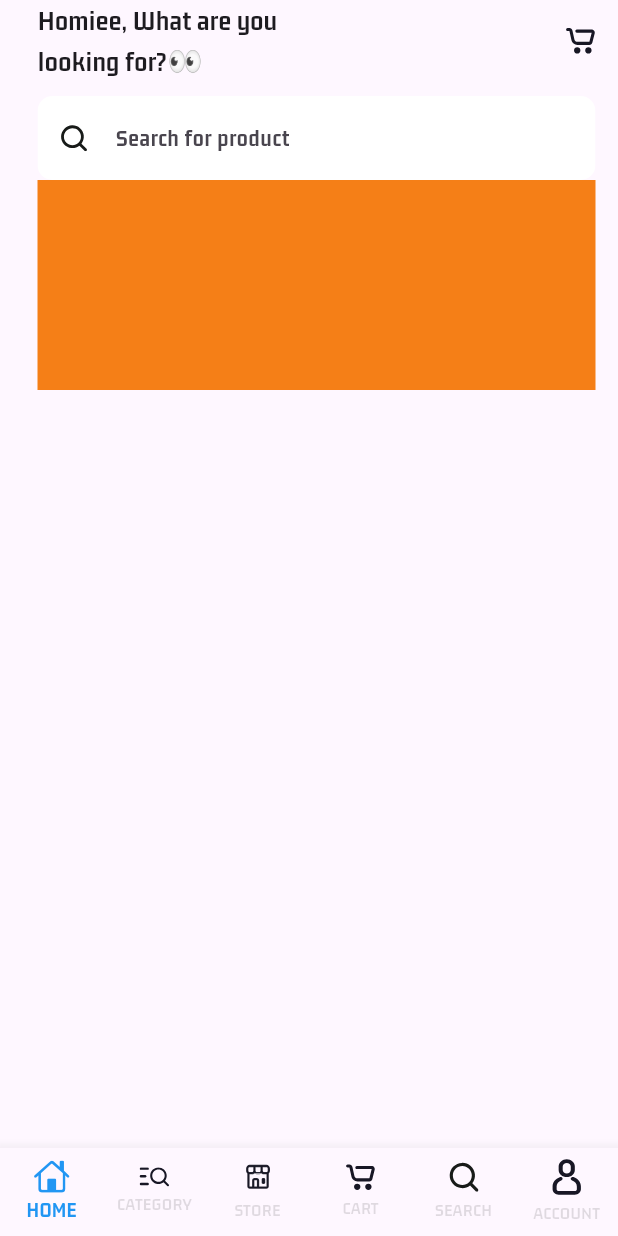
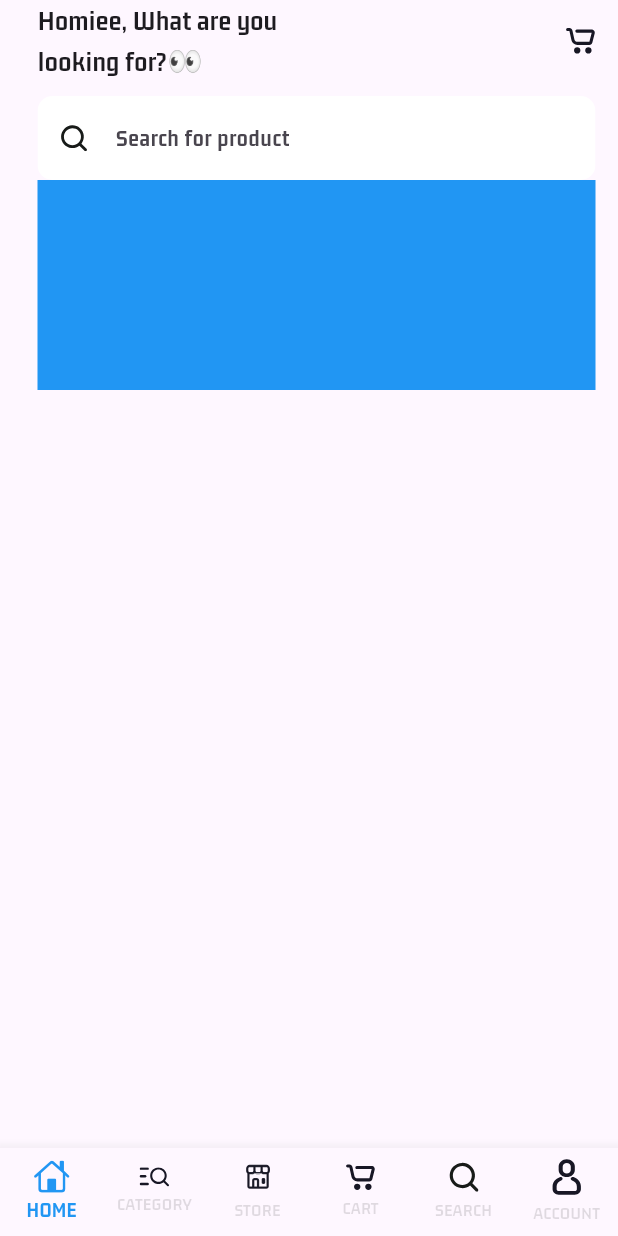
Before and after one commit to TaiNgonheng/MultiStore-Firebase, a Flutter app: the screen it shows after launch, on a phone screen of 412 x 824 dp. Run offline on Flutter 3.47's test engine with Material 3 defaults, Android fonts, the phone set to English and light mode, and no system bars; our stand-ins replace firebase_core, flutter_svg; accounts and stored records are empty.

Commit message:
bannner config

```diff
--- a/lib/views/buyers/Nav_screens/widgets/banner_widget.dart
+++ b/lib/views/buyers/Nav_screens/widgets/banner_widget.dart
@@ -9,7 +9,7 @@ class BannerWidget extends StatelessWidget {
       height: 140,
       width: MediaQuery.of(context).size.width,
       decoration: BoxDecoration(
-        color: Colors.yellow.shade900,
+        color: Colors.blue,
 
       ),
     );
```
